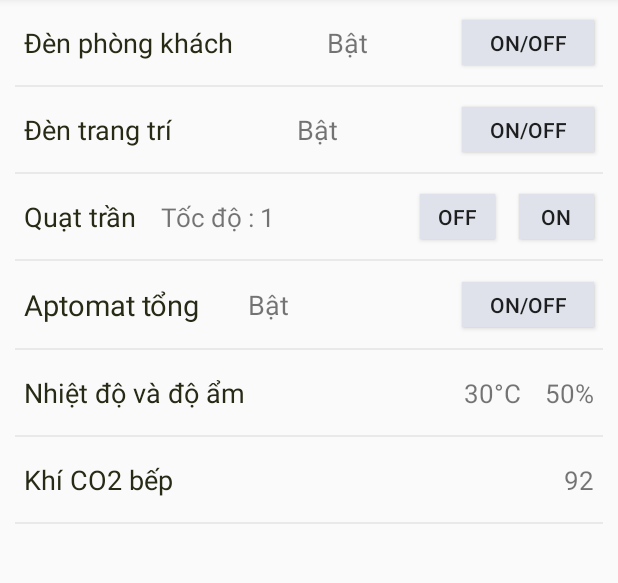
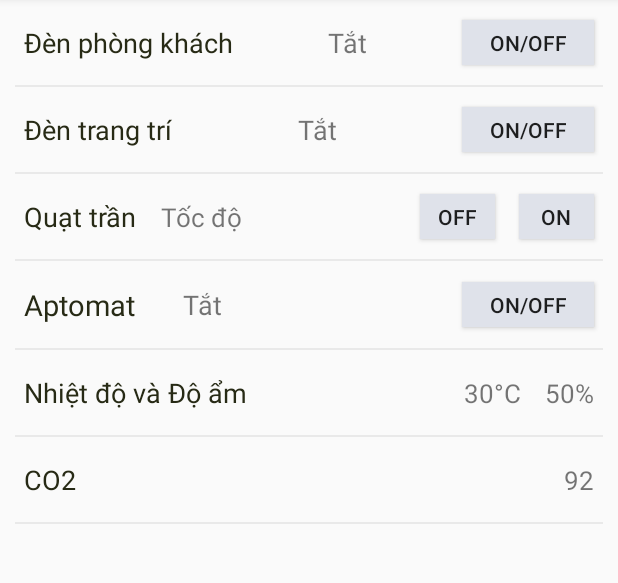
Before and after one commit to trantiendoanh116/SmartHome-Android, an Android app: the fragment Floor1Fragment shown on its own in the app's theme, on a phone screen of 412 x 824 dp, the part 86-669 px from its top. Run offline under Robolectric (Android 15) with nearby library versions, the phone set to English and light mode, and no system bars; libraries missing offline, so code that uses them is left out: com.github.nkzawa.emitter, com.github.nkzawa.socketio; 5 statements that could not run were skipped.

Commit message:
Translate done

```diff
--- a/app/src/main/res/layout/fragment_floor_1.xml
+++ b/app/src/main/res/layout/fragment_floor_1.xml
@@ -34,7 +34,7 @@
                 android:layout_marginStart="@dimen/activity_horizontal_margin"
                 android:layout_marginTop="@dimen/activity_vertical_margin"
                 android:layout_marginBottom="@dimen/activity_horizontal_margin"
-                android:text="Đèn phòng khách"
+                android:text="@string/floor_1_lbl_living_room_light"
                 android:textColor="@color/colorTextPrimary"
                 android:textSize="18sp"
                 app:layout_constraintBottom_toBottomOf="parent"
@@ -45,7 +45,7 @@
                 android:id="@+id/text_light_status"
                 android:layout_width="wrap_content"
                 android:layout_height="wrap_content"
-                android:text="Bật"
+                android:text="@string/all_txt_off"
                 android:textSize="18sp"
                 app:layout_constraintBottom_toBottomOf="parent"
                 app:layout_constraintEnd_toStartOf="@id/btn_change_light"
@@ -78,7 +78,7 @@
                 android:layout_marginStart="@dimen/activity_horizontal_margin"
                 android:layout_marginTop="@dimen/activity_vertical_margin"
                 android:layout_marginBottom="@dimen/activity_horizontal_margin"
-                android:text="Đèn trang trí"
+                android:text="@string/floor_1_lbl_decorative_light"
                 android:textColor="@color/colorTextPrimary"
                 android:textSize="18sp"
                 app:layout_constraintBottom_toBottomOf="parent"
@@ -89,7 +89,7 @@
                 android:id="@+id/text_light_status_1"
                 android:layout_width="wrap_content"
                 android:layout_height="wrap_content"
-                android:text="Bật"
+                android:text="@string/all_txt_off"
                 android:textSize="18sp"
                 app:layout_constraintBottom_toBottomOf="parent"
                 app:layout_constraintEnd_toStartOf="@id/btn_change_light_1"
@@ -122,7 +122,7 @@
                 android:layout_marginStart="@dimen/activity_horizontal_margin"
                 android:layout_marginTop="@dimen/activity_vertical_margin"
                 android:layout_marginBottom="@dimen/activity_horizontal_margin"
-                android:text="Quạt trần"
+                android:text="@string/floor_1_lbl_ceiling_fan"
                 android:textColor="@color/colorTextPrimary"
                 android:textSize="18sp"
                 app:layout_constraintBottom_toBottomOf="parent"
@@ -134,7 +134,7 @@
                 android:layout_width="wrap_content"
                 android:layout_height="wrap_content"
                 android:layout_marginStart="@dimen/activity_horizontal_margin"
-                android:text="Tốc độ : 1"
+                android:text="@string/all_txt_speed"
                 android:textSize="17sp"
                 app:layout_constraintBottom_toBottomOf="parent"
                 app:layout_constraintStart_toEndOf="@id/text_fan"
@@ -178,7 +178,7 @@
                 android:layout_marginStart="@dimen/activity_horizontal_margin"
                 android:layout_marginTop="@dimen/activity_vertical_margin"
                 android:layout_marginBottom="@dimen/activity_horizontal_margin"
-                android:text="Aptomat tổng"
+                android:text="@string/floor_1_lbl_aptomat"
                 android:textColor="@color/colorTextPrimary"
                 android:textSize="19sp"
                 app:layout_constraintBottom_toBottomOf="parent"
@@ -190,7 +190,7 @@
                 android:layout_width="wrap_content"
                 android:layout_height="wrap_content"
                 android:layout_marginStart="32sp"
-                android:text="Bật"
+                android:text="@string/all_txt_off"
                 android:textSize="18sp"
                 app:layout_constraintBottom_toBottomOf="parent"
                 app:layout_constraintStart_toEndOf="@id/text_label_apt"
@@ -222,7 +222,7 @@
                 android:layout_marginStart="@dimen/activity_horizontal_margin"
                 android:layout_marginTop="@dimen/activity_vertical_margin"
                 android:layout_marginBottom="@dimen/activity_horizontal_margin"
-                android:text="Nhiệt độ và độ ẩm"
+                android:text="@string/floor_1_lbl_temp_humi"
                 android:textColor="@color/colorTextPrimary"
                 android:textSize="18sp"
                 app:layout_constraintBottom_toBottomOf="parent"
@@ -266,7 +266,7 @@
                 android:layout_marginStart="@dimen/activity_horizontal_margin"
                 android:layout_marginTop="@dimen/activity_vertical_margin"
                 android:layout_marginBottom="@dimen/activity_horizontal_margin"
-                android:text="Khí CO2 bếp"
+                android:text="@string/floor_1_lbl_co2"
                 android:textColor="@color/colorTextPrimary"
                 android:textSize="18sp"
                 app:layout_constraintBottom_toBottomOf="parent"
--- a/app/src/main/res/values/strings.xml
+++ b/app/src/main/res/values/strings.xml
@@ -4,11 +4,21 @@
     <string name="all_msg_warning_network">Không có kết nối mạng</string>
     <string name="all_msg_error">Đã xảy ra lỗi.</string>
     <string name="all_txt_cancel">Huỷ</string>
+    <string name="all_txt_on">Bật</string>
+    <string name="all_txt_off">Tắt</string>
+    <string name="all_txt_speed">Tốc độ</string>
 
     <string name="main_txt_floor_1">Tầng 1</string>
     <string name="main_txt_floor_2">Tầng 2</string>
     <string name="main_txt_floor_3">Tầng 3</string>
     <string name="main_msg_connect_server_warning">Không có kết nối với máy chủ</string>
+
+    <string name="floor_1_lbl_living_room_light">Đèn phòng khách</string>
+    <string name="floor_1_lbl_decorative_light">Đèn trang trí</string>
+    <string name="floor_1_lbl_ceiling_fan">Quạt trần</string>
+    <string name="floor_1_lbl_aptomat">Aptomat</string>
+    <string name="floor_1_lbl_temp_humi">Nhiệt độ và Độ ẩm</string>
+    <string name="floor_1_lbl_co2">CO2</string>
 
     <string name="login_edit_hint_email">Tài khoản</string>
     <string name="login_edit_hint_password">Mật khẩu</string>
```
Also changed, not shown: app/src/main/java/com/iot/smarthome/fragments/Floor1Fragment.java (+8 -8 lines), 1 other file.
